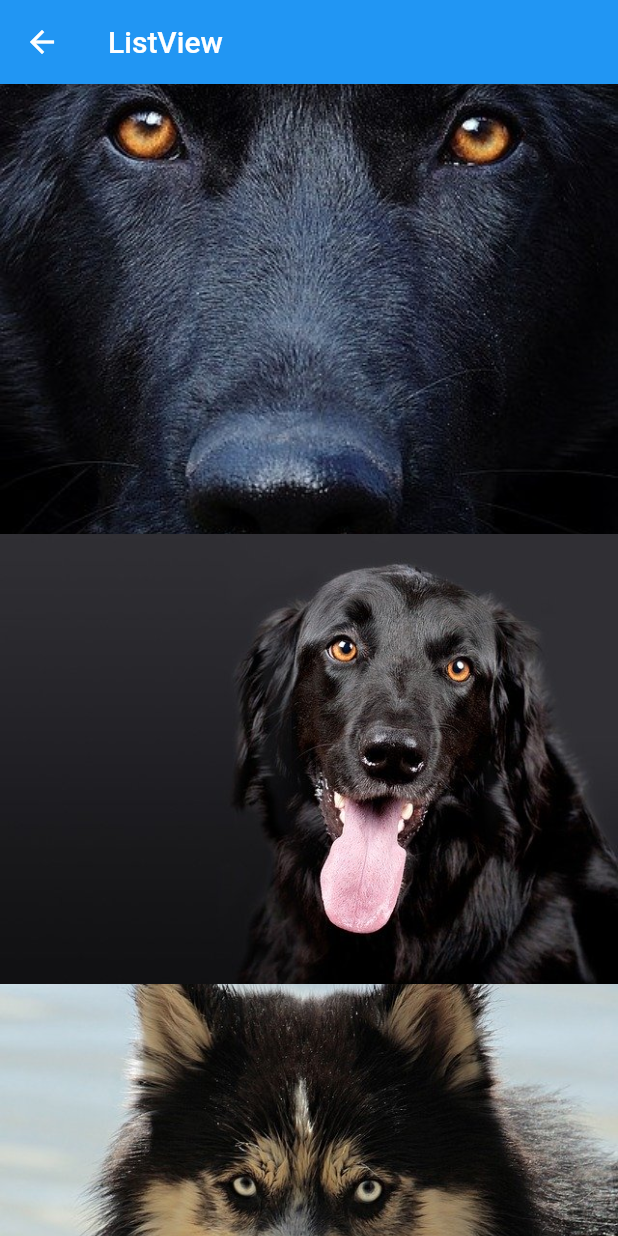
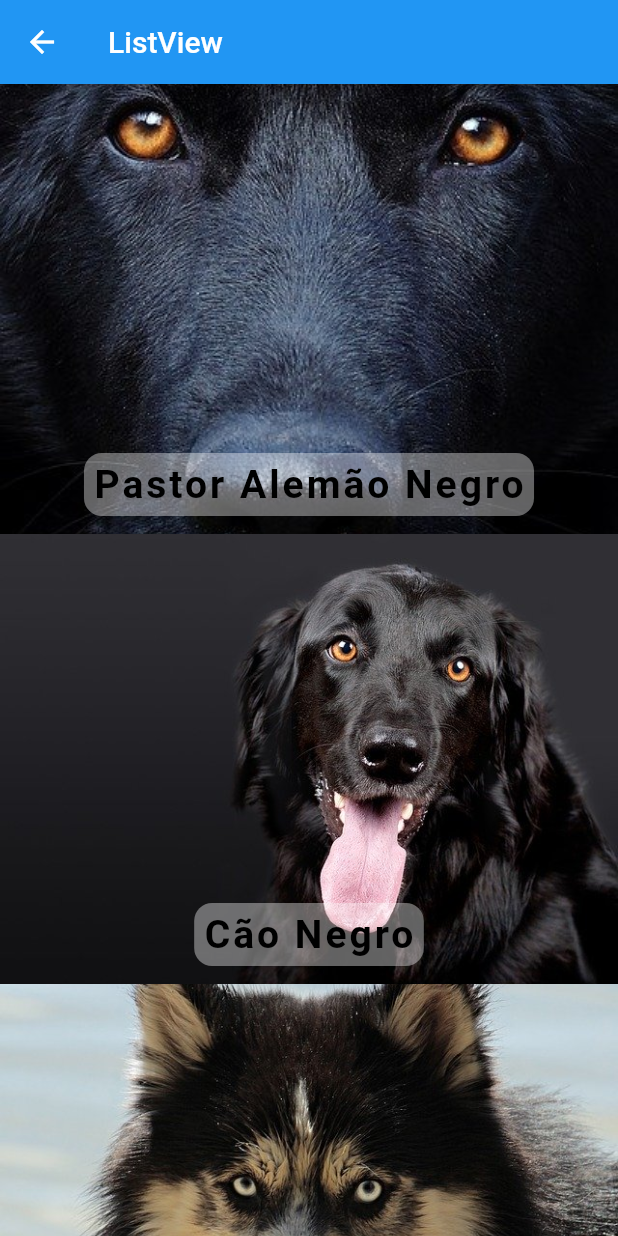
Before and after one commit to Ancora/flutterEssencialBasicWidgets, a Flutter app: the HelloListView screen opened directly, on a phone screen of 412 x 824 dp. Run offline on Flutter 3.47's test engine with Material 2 defaults, Android fonts, the phone set to English and light mode, and no system bars.

Commit message:
058-060-MaterialApp/Widgets Stack.

```diff
--- a/lib/pages/hello_listview.dart
+++ b/lib/pages/hello_listview.dart
@@ -35,7 +35,32 @@ class HelloListView extends StatelessWidget {
         itemExtent: 300,
         itemBuilder: (context, index) {
           Dog dog = dogs[index];
-          return _img(dog.foto);
+          return Stack(
+            fit: StackFit.expand,
+            children: <Widget>[
+              _img(dog.foto),
+              Container(
+                alignment: Alignment.bottomCenter,
+                child: Container(
+                  margin: EdgeInsets.only(bottom: 12),
+                  padding: EdgeInsets.all(6),
+                  decoration: BoxDecoration(
+                    color: Colors.white38,
+                    borderRadius: BorderRadius.circular(12),
+                  ),
+                  child: Text(
+                    dog.nome,
+                    style: TextStyle(
+                      fontSize: 26,
+                      fontWeight: FontWeight.bold,
+                      letterSpacing: 2,
+                      color: Colors.black,
+                    ),
+                  ),
+                ),
+              ),
+            ],
+          );
         },
       ),
     );
```
